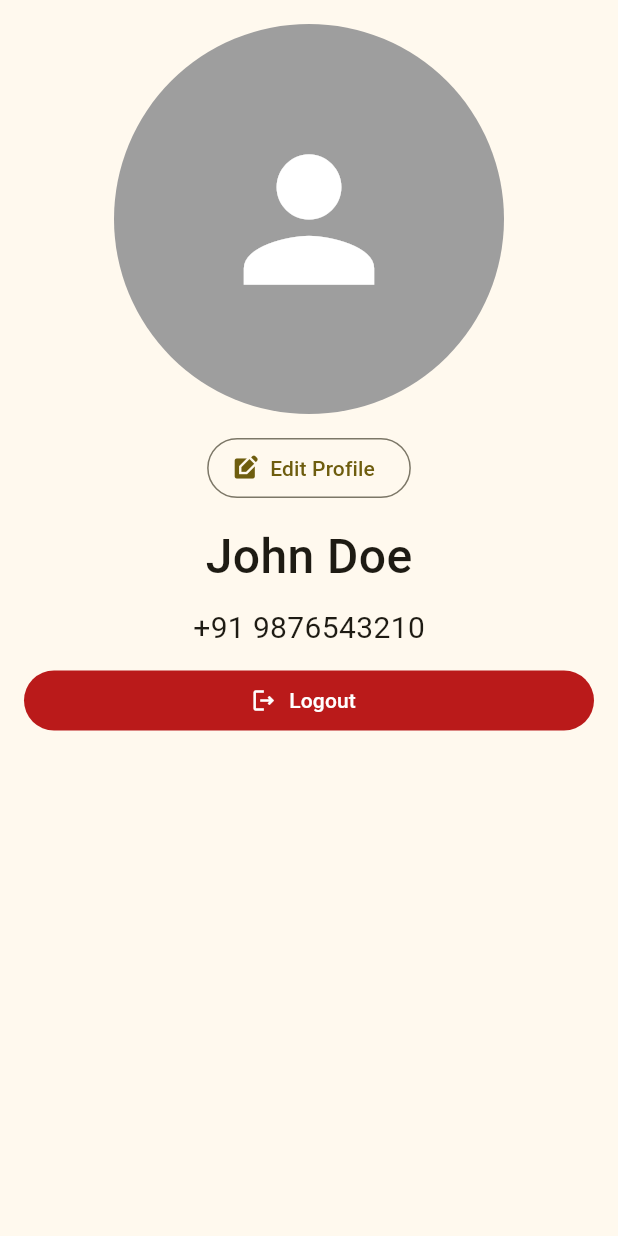
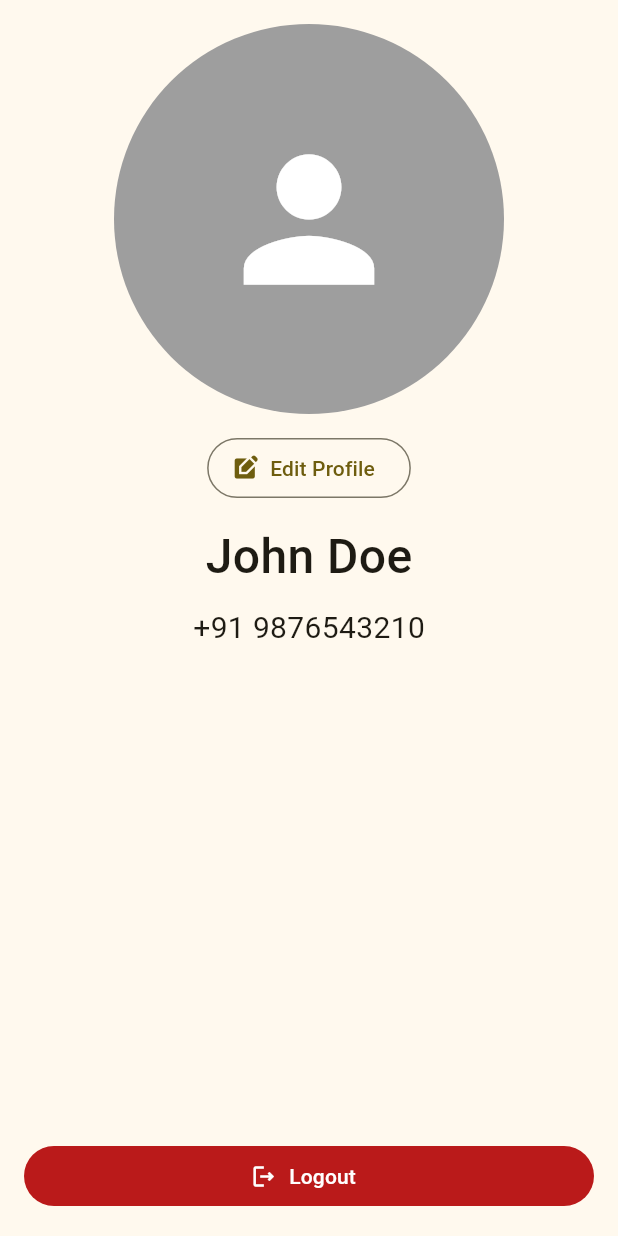
Before and after one commit to ajay-rathod0801/reside_ease_security, a Flutter app: the ProfilePage screen opened directly, on a phone screen of 412 x 824 dp. Run offline on Flutter 3.47's test engine with Material 3 defaults, Android fonts, the phone set to English and light mode, and no system bars; our stand-ins replace image_picker, intl_phone_field, pin_code_fields.

Commit message:
refactor introductory and profile screens.

```diff
--- a/lib/screens/introductory.dart
+++ b/lib/screens/introductory.dart
@@ -29,10 +29,10 @@ class IntroductoryScreenState extends State<IntroductoryScreen> {
               height: 50,
             ),
             ElevatedButton.icon(
-              icon: const Icon(
+              icon: Icon(
                 Icons.arrow_forward,
                 size: 20,
-                color: Colors.amberAccent,
+                color: Theme.of(context).colorScheme.primary,
               ),
               label: const Text(
                 'Get Started',
--- a/lib/screens/profile.dart
+++ b/lib/screens/profile.dart
@@ -9,7 +9,6 @@ class ProfilePage extends StatelessWidget {
       body: SafeArea(
         child: Padding(
           padding: const EdgeInsets.all(16.0),
-          child: SingleChildScrollView(
           child: Column(
             children: [
               CircleAvatar(
@@ -46,7 +45,7 @@ class ProfilePage extends StatelessWidget {
                   fontWeight: FontWeight.normal,
                 ),
               ),
-                const SizedBox(height: 10),
+              const Spacer(),
               Container(
                 width: double.infinity,
                 child: FilledButton.icon(
@@ -62,7 +61,6 @@ class ProfilePage extends StatelessWidget {
           ),
         ),
       ),
-      ),
     );
   }
 }
```
Lines whose indentation alone changed are shown as unchanged.
